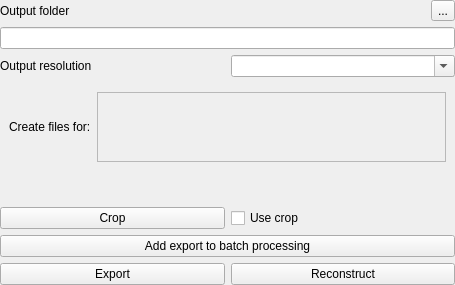
Above: iVS3D/src/iVS3D-core/view/exportwidget.ui from iVS3D/iVS3D before the change. Below: the same form after it.
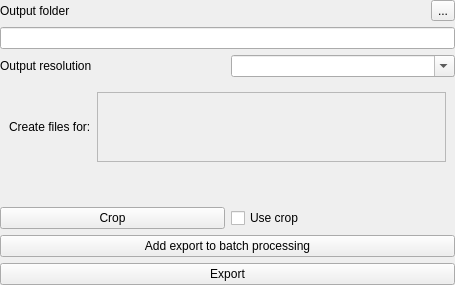
That is the form after the change.

Commit message: changed location for ots settings file, removed reconstruct button and select tool button, not building semantic segmentation plugin

Patch:
```diff
--- a/iVS3D/src/iVS3D-core/view/exportwidget.ui
+++ b/iVS3D/src/iVS3D-core/view/exportwidget.ui
@@ -208,16 +208,6 @@
        </property>
       </widget>
      </item>
-     <item>
-      <widget class="QPushButton" name="pushButton_reconstruct">
-       <property name="toolTip">
-        <string>Open reconstruct settings</string>
-       </property>
-       <property name="text">
-        <string>Reconstruct</string>
-       </property>
-      </widget>
-     </item>
     </layout>
    </item>
   </layout>
```
Left out of the diff: 4 changed lines with no effect on the pictures. The commit also changes 6 other files.
